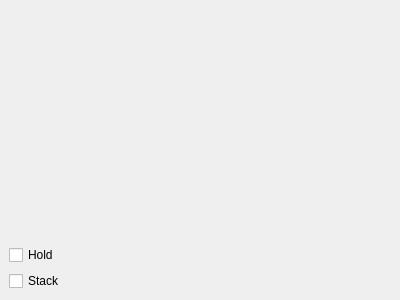
The window that Vespucci/GUI/Display/plotviewer.ui (VespucciProject/Vespucci) describes before a commit, drawn with Qt 5.
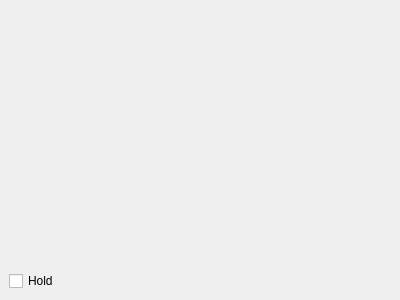
The same window after the commit.

Commit message: Minor GUI fixes: Removed "Stack" option in PlotViewer (it will make the plot look bad when invoked and didn't work as implemented) Rescale all QTreeView to fit data Returned StatsDialog to inherit QDialog, was too tall for a QDockWidget Implemented some actions in MainWindow Added headings to SpectraTableModel

```diff
--- a/Vespucci/GUI/Display/plotviewer.ui
+++ b/Vespucci/GUI/Display/plotviewer.ui
@@ -65,13 +65,6 @@
       </property>
      </widget>
     </item>
-    <item>
-     <widget class="QCheckBox" name="stackCheckBox">
-      <property name="text">
-       <string>Stack</string>
-      </property>
-     </widget>
-    </item>
    </layout>
   </widget>
  </widget>
```
The commit also changes 25 other files.
